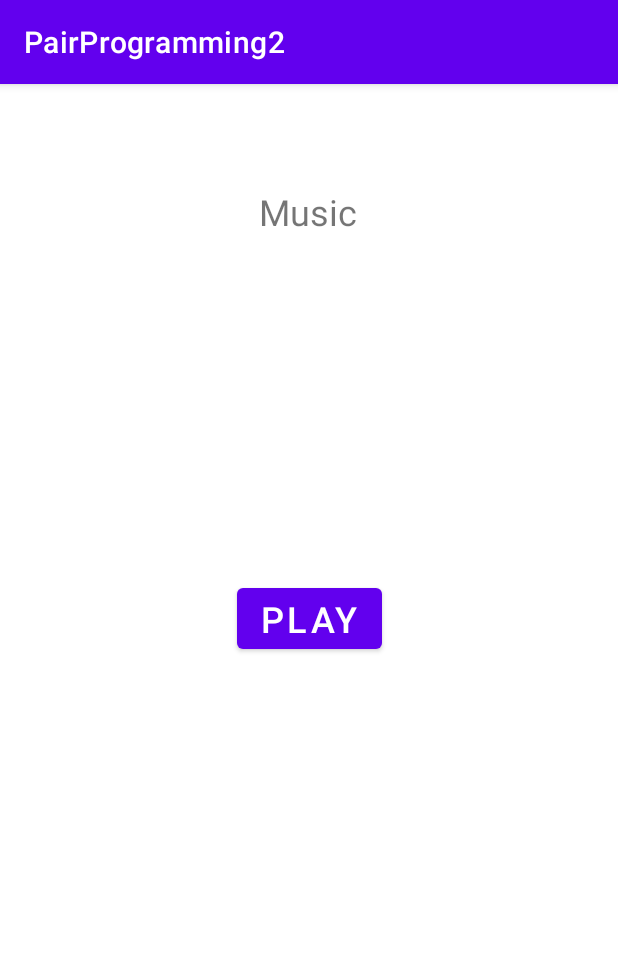
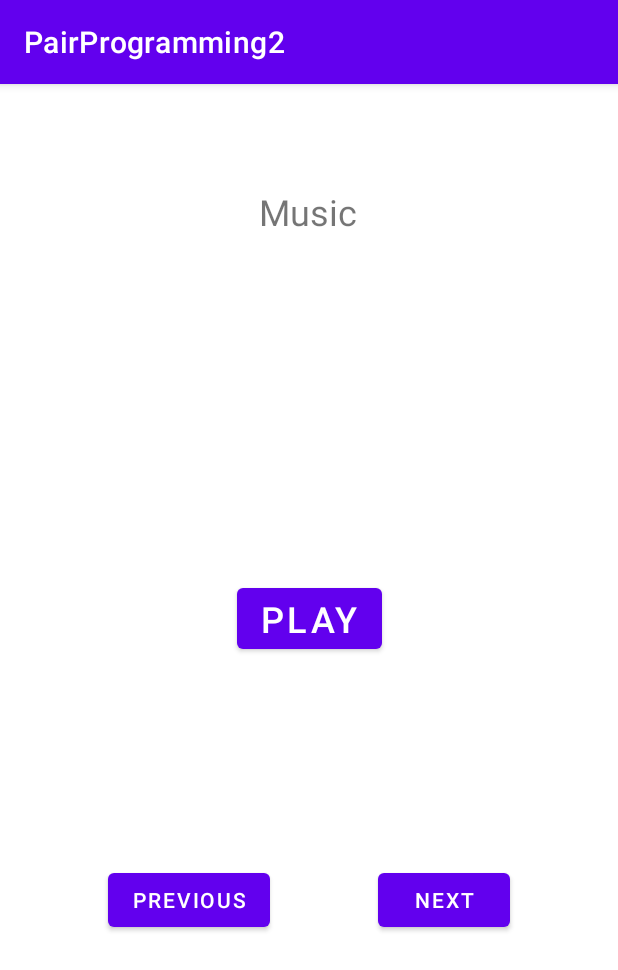
Before and after one commit to Hanmingaru/PairProgramming2, an Android app: the screen it shows after launch (MainActivity), on a phone screen of 412 x 824 dp. Shown: the top 970 px of the screen. Run offline under Robolectric (Android 15) with nearby library versions, the light colour scheme and no system bars; 2 statements that could not run were skipped.

Commit message:
Add buttons and start changing MusicPlayer

```diff
--- a/app/src/main/java/com/example/pairprogramming2/MainActivity.java
+++ b/app/src/main/java/com/example/pairprogramming2/MainActivity.java
@@ -17,6 +17,9 @@ public class MainActivity extends AppCompatActivity implements View.OnClickListe
 
     TextView music;
     Button play;
+
+    Button mButtonPrev;
+    Button mButtonNext;
 
     MusicService musicService;
     MusicCompletionReceiver musicCompletionReceiver;
@@ -51,6 +54,17 @@ public class MainActivity extends AppCompatActivity implements View.OnClickListe
         }
 
         musicCompletionReceiver = new MusicCompletionReceiver(this);
+
+
+        mButtonPrev = findViewById(R.id.buttonPrev);
+        mButtonNext = findViewById(R.id.buttonNext);
+
+        mButtonPrev.setOnClickListener(v -> {
+            musicService.prevMusic();
+        });
+        mButtonNext.setOnClickListener(v -> {
+            musicService.nextMusic();
+        });
 
     }
 
--- a/app/src/main/res/layout/activity_main.xml
+++ b/app/src/main/res/layout/activity_main.xml
@@ -34,4 +34,23 @@
         app:layout_constraintTop_toBottomOf="@+id/music"
         app:layout_constraintVertical_bias="0.367" />
 
+    <Button
+        android:id="@+id/buttonPrev"
+        android:layout_width="wrap_content"
+        android:layout_height="wrap_content"
+        android:layout_marginBottom="200dp"
+        android:text="Previous"
+        app:layout_constraintBottom_toBottomOf="parent"
+        app:layout_constraintEnd_toStartOf="@+id/buttonNext"
+        app:layout_constraintStart_toStartOf="parent" />
+
+    <Button
+        android:id="@+id/buttonNext"
+        android:layout_width="wrap_content"
+        android:layout_height="wrap_content"
+        android:text="Next"
+        app:layout_constraintBottom_toBottomOf="@+id/buttonPrev"
+        app:layout_constraintEnd_toEndOf="parent"
+        app:layout_constraintStart_toEndOf="@+id/buttonPrev" />
+
 </androidx.constraintlayout.widget.ConstraintLayout>
```
Also changed, not shown: app/src/main/java/com/example/pairprogramming2/MusicPlayer.java (+15 -2 lines), app/src/main/java/com/example/pairprogramming2/MusicService.java (+8 -0 lines).
